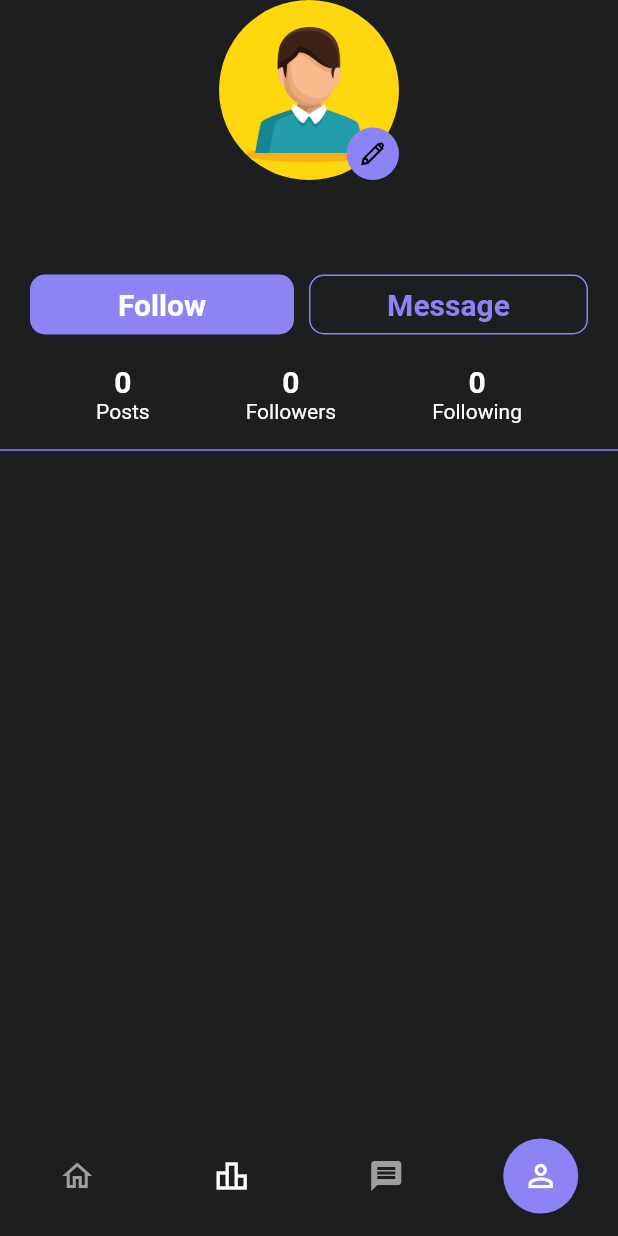
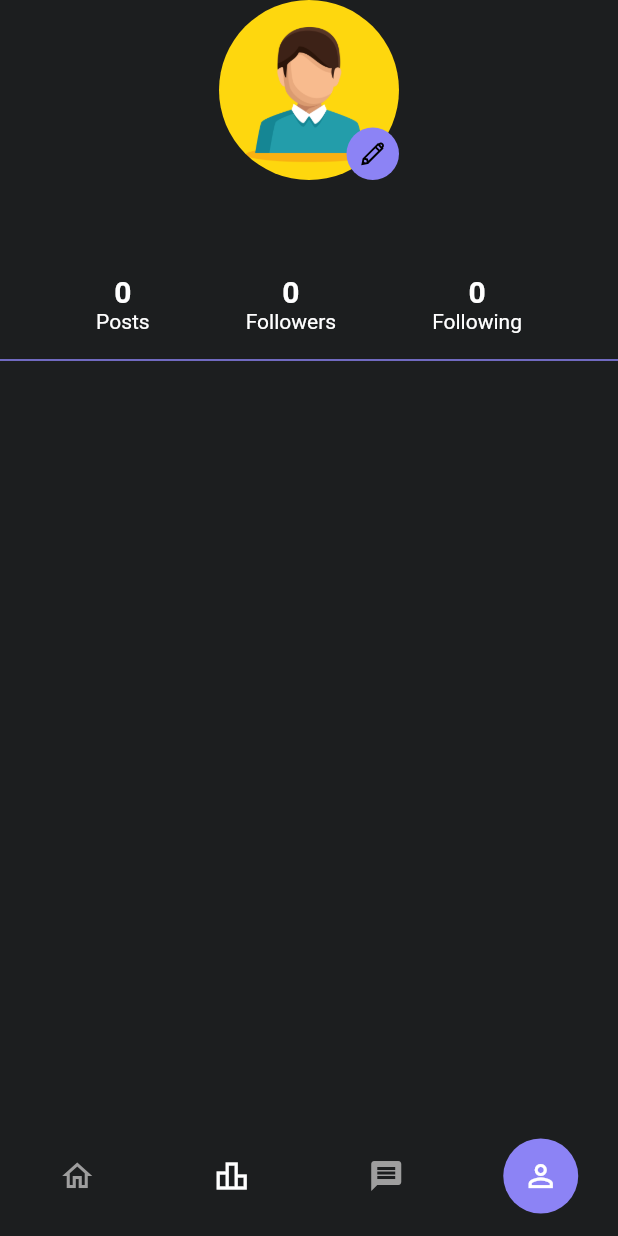
Before and after one commit to YoussefMoRabie/Social_App, a Flutter app: the screen it shows once a user with an empty profile is signed in, item 4 of the bottom bar chosen, on a phone screen of 412 x 824 dp. Run offline on Flutter 3.47's test engine with Material 2 defaults, Android fonts, the phone set to English and light mode, and no system bars; our stand-ins replace cached_network_image, cloud_firestore, file_picker, firebase_auth, firebase_core, firebase_storage and 6 more; accounts and stored records are empty.

Commit message:
nested routing for profile page

```diff
--- a/lib/features/profile/screens/profile_page.dart
+++ b/lib/features/profile/screens/profile_page.dart
@@ -22,7 +22,7 @@ class ProfilePage extends ConsumerWidget {
           child: Column(
             children: [
               InkWell(
-                onTap: (){
+                onTap: () {
                   context.go('/profile/settings');
                 },
                 child: Stack(
@@ -61,53 +61,6 @@ class ProfilePage extends ConsumerWidget {
               Text(user.name,
                   style: TextStyle(color: Palette.white, fontSize: 28)),
               const SizedBox(height: 20),
-              Padding(
-                padding: const EdgeInsets.symmetric(horizontal: 20),
-                child: Row(
-                  children: [
-                    Expanded(
-                      child: Container(
-                        margin: const EdgeInsets.only(right: 10),
-                        height: 40,
-                        decoration: BoxDecoration(
-                          borderRadius: BorderRadius.circular(10),
-                          color: Palette.primary,
-                        ),
-                        child: const Center(
-                          child: Text(
-                            "Follow",
-                            style: TextStyle(
-                              color: Palette.white,
-                              fontSize: 20,
-                              fontWeight: FontWeight.bold,
-                            ),
-                          ),
-                        ),
-                      ),
-                    ),
-                    Expanded(
-                      child: Container(
-                        height: 40,
-                        decoration: BoxDecoration(
-                          borderRadius: BorderRadius.circular(10),
-                          border: Border.all(color: Palette.primary),
-                        ),
-                        child: const Center(
-                          child: Text(
-                            "Message",
-                            style: TextStyle(
-                              color: Palette.primary,
-                              fontSize: 20,
-                              fontWeight: FontWeight.bold,
-                            ),
-                          ),
-                        ),
-                      ),
-                    ),
-                  ],
-                ),
-              ),
-              const SizedBox(height: 20),
               Row(
                 mainAxisAlignment: MainAxisAlignment.spaceEvenly,
                 children: [
@@ -127,7 +80,6 @@ class ProfilePage extends ConsumerWidget {
                             error: (e, s) => Text('$s'),
                             loading: () => const Loader(),
                           ),
-
                       const Text(
                         "Posts",
                         style: TextStyle(color: Palette.white),
--- a/lib/features/timeline/screens/post_screen.dart
+++ b/lib/features/timeline/screens/post_screen.dart
@@ -38,7 +38,9 @@ class PostScreen extends ConsumerWidget {
                                   shrinkWrap: true,
                                   itemCount: comments.length,
                                   itemBuilder: (context, index) {
-                                    return Comment(comment: comments[index]);
+                                    return Comment(
+                                      comment: comments[index],
+                                    );
                                   },
                                 ),
                                 Container(
--- a/lib/route.dart
+++ b/lib/route.dart
@@ -29,7 +29,6 @@ final _shellNavigatorContactKey =
     GlobalKey<NavigatorState>(debugLabel: 'contact');
 
 final goRouteProvider = Provider<GoRouter>((ref) {
-
   return GoRouter(
     initialLocation: '/timeline',
     navigatorKey: _rootNavigatorKey,
@@ -65,17 +64,33 @@ final goRouteProvider = Provider<GoRouter>((ref) {
                       return SendPostSreen();
                     },
                   ),
+                  GoRoute(
+                    path: 'profile/:id',
+                    builder: (context, state) {
+                      final id = state.pathParameters['id']!;
+                      return RandomProfilePage(id: id);
+                    },
+                  ),
                 ],
               ),
-              ]),
+            ],
+          ),
           StatefulShellBranch(
             navigatorKey: _shellNavigatorLeaderboardKey,
             routes: [
               GoRoute(
                 path: '/leaderboard',
                 pageBuilder: (context, state) =>
-                    NoTransitionPage(child: LeaderboardScreen()),
-                routes: [],
+                    const NoTransitionPage(child: LeaderboardScreen()),
+                routes: [
+                  GoRoute(
+                    path: 'profile/:id',
+                    builder: (context, state) {
+                      final id = state.pathParameters['id']!;
+                      return RandomProfilePage(id: id);
+                    },
+                  ),
+                ],
               ),
             ],
           ),
@@ -97,7 +112,15 @@ final goRouteProvider = Provider<GoRouter>((ref) {
                       );
                     },
                   ),
-                  ]),
+                  GoRoute(
+                    path: 'profile/:id',
+                    builder: (context, state) {
+                      final id = state.pathParameters['id']!;
+                      return RandomProfilePage(id: id);
+                    },
+                  ),
+                ],
+              ),
             ],
           ),
           StatefulShellBranch(
```
Also changed, not shown: lib/features/chatting/screens/contact_screen.dart (+12 -6 lines), lib/features/leaderboard/screens/leaderboard_screen.dart (+23 -7 lines), lib/features/profile/screens/random_profile_page.dart (+12 -7 lines), lib/features/timeline/screens/widgets/comment.dart (+11 -3 lines), lib/features/timeline/screens/widgets/post.dart (+10 -3 lines), 1 other file. Lines whose indentation alone changed are shown as unchanged.
